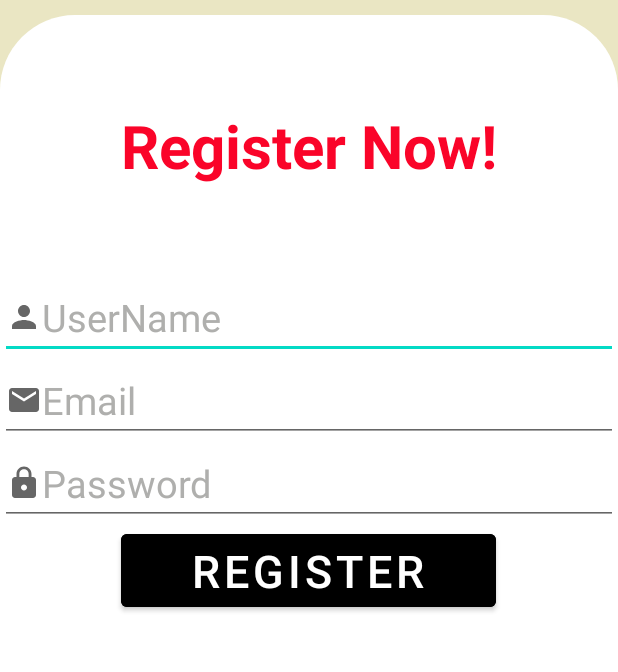
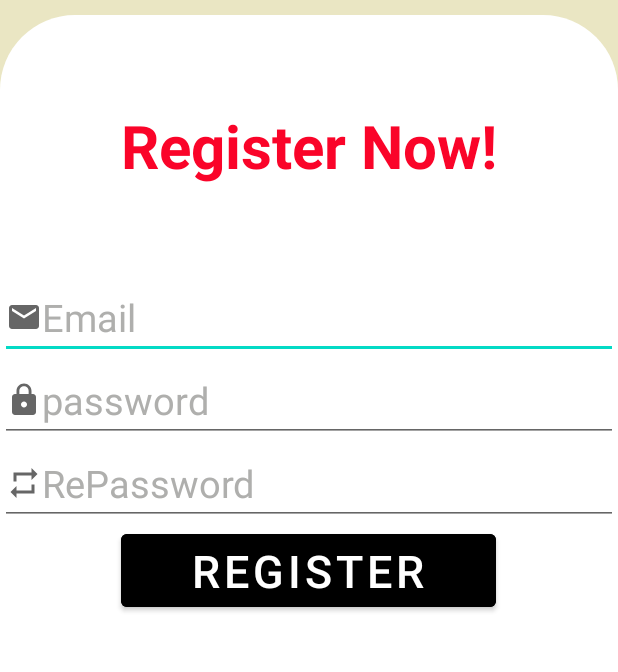
Before and after one commit to Afaq5006/Foode, an Android app: the register_now screen opened directly, with no data from a screen before it, after a tap on "REGISTER", on a phone screen of 412 x 824 dp, the part 421-1093 px from its top. Run offline under Robolectric (Android 15) with nearby library versions, the phone set to English and light mode, and no system bars; our stand-ins replace Firebase (no records; nobody signed in at launch, a user with empty details on screens opened directly).

Commit message:
Edit register.

```diff
--- a/app/src/main/java/com/example/foode/DBHelper.java
+++ b/app/src/main/java/com/example/foode/DBHelper.java
@@ -12,19 +12,54 @@ import com.google.android.gms.tasks.Task;
 import com.google.firebase.database.DatabaseReference;
 import com.google.firebase.database.FirebaseDatabase;
 
-public class DBHelper {
-    private DatabaseReference databaseReference;
-    public DBHelper()
-    {
-        FirebaseDatabase db = FirebaseDatabase.getInstance();
-        databaseReference = db.getReference(User.class.getSimpleName());
-    }
-    public Task<Void> add (User user)
-    {
-
-        return databaseReference.push().setValue(user);
+public class DBHelper extends SQLiteOpenHelper {
+    public static final String DATABASE_NAME="login.db";
+    public DBHelper(Context context) {
+        super(context, DATABASE_NAME, null, 1);
     }
 
+    @Override
+    public void onCreate(SQLiteDatabase db) {
+        db.execSQL("CREATE TABLE user(ID INTEGER PRIMARY KEY AUTOINCREMENT,  username TEXT,password TEXT)");
 
+    }
+
+    @Override
+    public void onUpgrade(SQLiteDatabase db, int i, int i1) {
+
+    }
+    public Boolean Insert(String username,String password){
+        SQLiteDatabase sqLiteDatabase=this.getWritableDatabase();
+        ContentValues contentValues=new ContentValues();
+        contentValues.put("username",username);
+        contentValues.put("password",password);
+        long result=sqLiteDatabase.insert("user",null,contentValues);
+        if (result == -1){
+            return false;
+        }else {
+            return true;
+        }
+
+    }
+    public Boolean Checkusername(String username)
+    { SQLiteDatabase sqLiteDatabase=this.getWritableDatabase();
+        Cursor cursor=sqLiteDatabase.rawQuery("SELECT * FROM user WHERE  username =?",new String[]{username});
+        if (cursor.getCount()>0){
+            return false;
+        }else {
+            return true;
+        }
+    }
+
+    public Boolean checklogin(String username,String password){
+        SQLiteDatabase sqLiteDatabase=this.getWritableDatabase();
+        Cursor cursor=sqLiteDatabase.rawQuery("SELECT * FROM user WHERE username =? AND password=?",new String[]{username,password});
+        if (cursor.getCount()>0){
+            return true;
+        }else {
+            return false;
+        }
+
+    }
 
 }
--- a/app/src/main/java/com/example/foode/register_now.java
+++ b/app/src/main/java/com/example/foode/register_now.java
@@ -10,28 +10,54 @@ import android.widget.EditText;
 import android.widget.Toast;
 
 public class register_now extends AppCompatActivity {
-    EditText username, email, password;
-    Button register;
+    EditText edt1,edt2,edt3;
+    Button btnsign;
+    DBHelper DB;
 
     @Override
     protected void onCreate(Bundle savedInstanceState) {
         super.onCreate(savedInstanceState);
         setContentView(R.layout.activity_register_now);
-        username = findViewById(R.id.ET_name);
-        email = findViewById(R.id.ET_email);
-        password = findViewById(R.id.ET_password);
-        register = findViewById(R.id.btn_register);
-        DBHelper DB = new DBHelper();
-        register.setOnClickListener(v->
-        {
-            User user = new User(username.getText().toString(), email.getText().toString(), password.getText().toString());
-            DB.add(user).addOnSuccessListener(suc->
-            {
-                Toast.makeText(this, "User Added", Toast.LENGTH_SHORT).show();
-            }).addOnFailureListener(er->
-            {
-                Toast.makeText(this, " "+er.getMessage(), Toast.LENGTH_SHORT).show();
-            });
+        edt1 = findViewById(R.id.ET_name);
+        edt2 = findViewById(R.id.ET_email);
+        edt3 = findViewById(R.id.ET_password);
+        btnsign = findViewById(R.id.btn_register);
+        DB = new DBHelper(this);
+        btnsign.setOnClickListener(new View.OnClickListener() {
+            @Override
+            public void onClick(View view) {
+                String username =edt1.getText().toString();
+                String password=edt2.getText().toString();
+                String confirm=edt3.getText().toString();
+                if (username.equals("")||password.equals("")||confirm.equals(""))
+                {
+                    Toast.makeText(register_now.this, "Fields Requireds", Toast.LENGTH_SHORT).show();
+
+                }
+                else {
+
+                    if (password.equals(confirm)){
+                        Boolean checkname =DB.Checkusername(username);
+                        if (checkname==true){
+                            Boolean insert =DB.Insert(username,password);
+                            if (insert==true){
+                                Toast.makeText(register_now.this, "Registered", Toast.LENGTH_SHORT).show();
+                                edt1.setText("");
+                                edt2.setText("");
+                                edt3.setText("");
+                            }
+
+                        }
+                        else {
+                            Toast.makeText(register_now.this, "Username Already Taken", Toast.LENGTH_SHORT).show();
+                        }
+
+                    }else {
+                        Toast.makeText(register_now.this, "Password Dose Match", Toast.LENGTH_SHORT).show();
+                    }
+                }
+            }
+
         });
     }
 }
--- /dev/null
+++ b/app/src/main/res/drawable/repeat.xml
@@ -0,0 +1,10 @@
+<vector xmlns:android="http://schemas.android.com/apk/res/android"
+    android:width="24dp"
+    android:height="24dp"
+    android:viewportWidth="24"
+    android:viewportHeight="24"
+    android:tint="?attr/colorControlNormal">
+  <path
+      android:fillColor="@android:color/white"
+      android:pathData="M7,7h10v3l4,-4 -4,-4v3L5,5v6h2L7,7zM17,17L7,17v-3l-4,4 4,4v-3h12v-6h-2v4z"/>
+</vector>
--- a/app/src/main/res/layout/activity_register_now.xml
+++ b/app/src/main/res/layout/activity_register_now.xml
@@ -52,28 +52,28 @@
             android:id="@+id/ET_name"
             android:layout_width="match_parent"
             android:layout_height="wrap_content"
-            android:hint="UserName"
-            android:textSize="25dp"
-            android:textColorHint="@color/DarkGray"
-            android:drawableLeft="@drawable/username"
-            />
-        <EditText
-            android:id="@+id/ET_email"
-            android:layout_width="match_parent"
-            android:layout_height="wrap_content"
             android:hint="Email"
             android:textSize="25dp"
             android:textColorHint="@color/DarkGray"
             android:drawableLeft="@drawable/email"
             />
         <EditText
+            android:id="@+id/ET_email"
+            android:layout_width="match_parent"
+            android:layout_height="wrap_content"
+            android:hint="password"
+            android:textSize="25dp"
+            android:textColorHint="@color/DarkGray"
+            android:drawableLeft="@drawable/password"
+            />
+        <EditText
             android:id="@+id/ET_password"
             android:layout_width="match_parent"
             android:layout_height="wrap_content"
-            android:hint="Password"
+            android:hint="RePassword"
             android:textSize="25dp"
             android:textColorHint="@color/DarkGray"
-            android:drawableLeft="@drawable/password"
+            android:drawableLeft="@drawable/repeat"
             />
         <Button
             android:id="@+id/btn_register"
```
Also changed, not shown: app/src/main/java/com/example/foode/Sign_in.java (+16 -5 lines).
